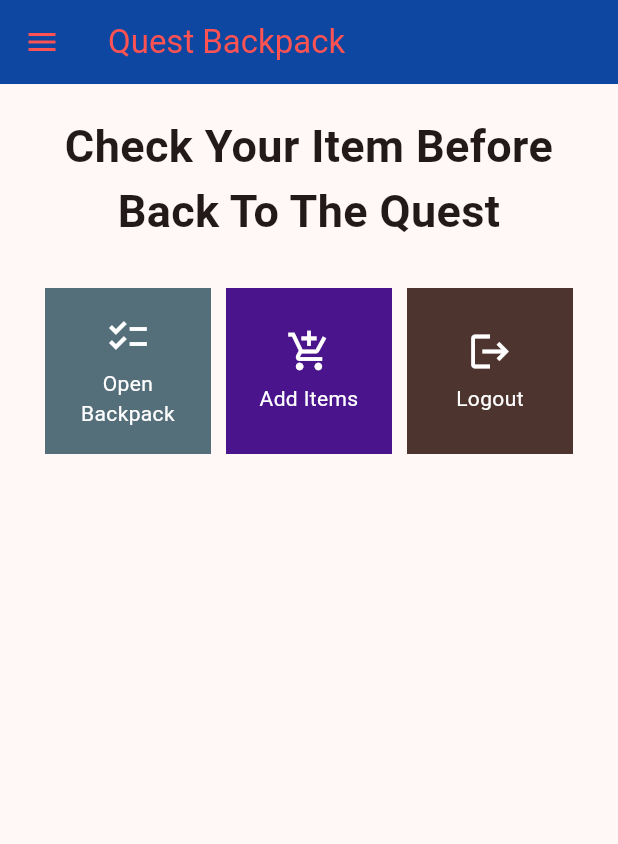
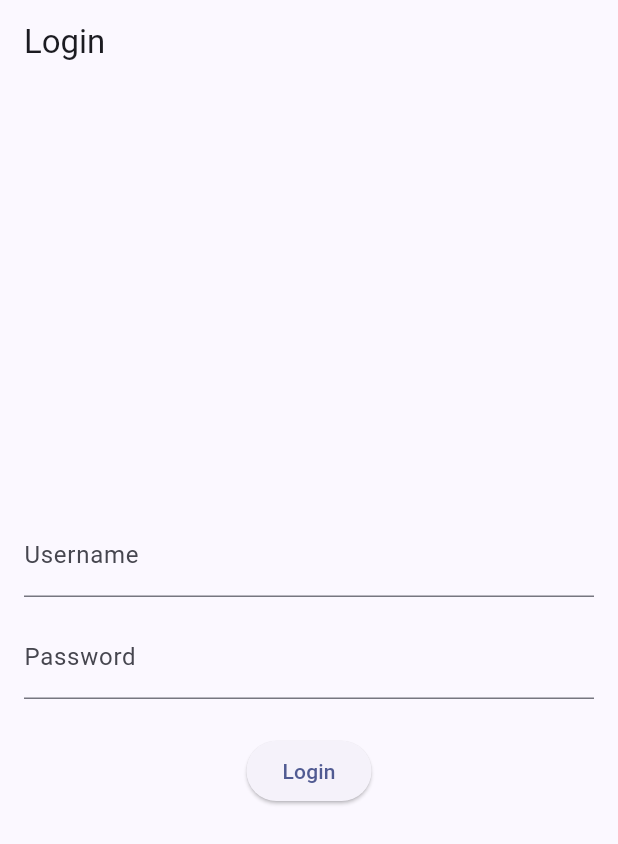
Before and after one commit to SHAniaGraciA/quest99_mobile, a Flutter app: the screen it shows after launch, on a phone screen of 412 x 824 dp. Shown: the top 844 px of the screen. Run offline on Flutter 3.47's test engine with Material 2 defaults, Android fonts, the light colour scheme and no system bars; missing offline and left inert: pbp_django_auth.

Commit message:
Tugas 9 :Selesai

```diff
--- a/lib/main.dart
+++ b/lib/main.dart
@@ -1,38 +1,31 @@
+import 'package:quest99/screens/login.dart';
 import 'package:flutter/material.dart';
-import 'package:quest99/screens/menu.dart';
+import  'package:quest99/screens/menu.dart';
+import 'package:pbp_django_auth/pbp_django_auth.dart';
+import 'package:provider/provider.dart';
 
 void main() {
   runApp(const MyApp());
 }
 
 class MyApp extends StatelessWidget {
-  const MyApp({super.key});
+  const MyApp({Key? key}) : super(key: key);
 
-  // This widget is the root of your application.
   @override
   Widget build(BuildContext context) {
-    return MaterialApp(
-      title: 'Quest 99',
-      theme: ThemeData(
-        // This is the theme of your application.
-        //
-        // TRY THIS: Try running your application with "flutter run". You'll see
-        // the application has a blue toolbar. Then, without quitting the app,
-        // try changing the seedColor in the colorScheme below to Colors.green
-        // and then invoke "hot reload" (save your changes or press the "hot
-        // reload" button in a Flutter-supported IDE, or press "r" if you used
-        // the command line to start the app).
-        //
-        // Notice that the counter didn't reset back to zero; the application
-        // state is not lost during the reload. To reset the state, use hot
-        // restart instead.
-        //
-        // This works for code too, not just values: Most code changes can be
-        // tested with just a hot reload.
-        colorScheme: ColorScheme.fromSeed(seedColor: Colors.redAccent.shade700),
-        useMaterial3: true,
-      ),
-      home: MyHomePage(),
+    return Provider(
+        create: (_) {
+          CookieRequest request = CookieRequest();
+          return request;
+        },
+        child: MaterialApp(
+          title: 'Quest 99',
+          theme: ThemeData(
+            colorScheme: ColorScheme.fromSeed(seedColor: Colors.indigo),
+            useMaterial3: true,
+          ),
+          home: LoginPage(),
+        )
     );
   }
 }
--- /dev/null
+++ b/lib/screens/login.dart
@@ -0,0 +1,114 @@
+import 'package:quest99/screens/menu.dart';
+import 'package:flutter/material.dart';
+import 'package:pbp_django_auth/pbp_django_auth.dart';
+import 'package:provider/provider.dart';
+
+void main() {
+  runApp(const LoginApp());
+}
+
+class LoginApp extends StatelessWidget {
+  const LoginApp({super.key});
+
+  @override
+  Widget build(BuildContext context) {
+    return MaterialApp(
+      title: 'Login',
+      theme: ThemeData(
+        primarySwatch: Colors.blue,
+      ),
+      home: const LoginPage(),
+    );
+  }
+}
+
+class LoginPage extends StatefulWidget {
+  const LoginPage({super.key});
+
+  @override
+  _LoginPageState createState() => _LoginPageState();
+}
+
+class _LoginPageState extends State<LoginPage> {
+  final TextEditingController _usernameController = TextEditingController();
+  final TextEditingController _passwordController = TextEditingController();
+
+  @override
+  Widget build(BuildContext context) {
+    final request = context.watch<CookieRequest>();
+    return Scaffold(
+      appBar: AppBar(
+        title: const Text('Login'),
+      ),
+      body: Container(
+        padding: const EdgeInsets.all(16.0),
+        child: Column(
+          mainAxisAlignment: MainAxisAlignment.center,
+          children: [
+            TextField(
+              controller: _usernameController,
+              decoration: const InputDecoration(
+                labelText: 'Username',
+              ),
+            ),
+            const SizedBox(height: 12.0),
+            TextField(
+              controller: _passwordController,
+              decoration: const InputDecoration(
+                labelText: 'Password',
+              ),
+              obscureText: true,
+            ),
+            const SizedBox(height: 24.0),
+            ElevatedButton(
+              onPressed: () async {
+                String username = _usernameController.text;
+                String password = _passwordController.text;
+
+                // Cek kredensial
+                // TODO: Ganti URL dan jangan lupa tambahkan trailing slash (/) di akhir URL!
+                // Untuk menyambungkan Android emulator dengan Django pada localhost,
+                // gunakan URL http://10.0.2.2/
+                final response = await request.login("https://natanael-bonaparte-tugas.pbp.cs.ui.ac.id///auth/login/", {
+                  'username': username,
+                  'password': password,
+                });
+
+                if (request.loggedIn) {
+                  String message = response['message'];
+                  String uname = response['username'];
+                  Navigator.pushReplacement(
+                    context,
+                    MaterialPageRoute(builder: (context) => MyHomePage()),
+                  );
+                  ScaffoldMessenger.of(context)
+                    ..hideCurrentSnackBar()
+                    ..showSnackBar(
+                        SnackBar(content: Text("$message Selamat datang, $uname.")));
+                } else {
+                  showDialog(
+                    context: context,
+                    builder: (context) => AlertDialog(
+                      title: const Text('Login Gagal'),
+                      content:
+                      Text(response['message']),
+                      actions: [
+                        TextButton(
+                          child: const Text('OK'),
+                          onPressed: () {
+                            Navigator.pop(context);
+                          },
+                        ),
+                      ],
+                    ),
+                  );
+                }
+              },
+              child: const Text('Login'),
+            ),
+          ],
+        ),
+      ),
+    );
+  }
+}
--- a/lib/screens/menu.dart
+++ b/lib/screens/menu.dart
@@ -1,14 +1,14 @@
 import 'package:quest99/widgets/left_drawer.dart';
-import 'package:quest99/widgets/menu_card.dart';
+import 'package:quest99/widgets/item_card.dart';
 import 'package:flutter/material.dart';
 
 class MyHomePage extends StatelessWidget {
   MyHomePage({Key? key}) : super(key: key);
 
-  final List<ShopItem> items = [
-    ShopItem("Open Backpack", Icons.checklist, Colors.blueGrey.shade600),
-    ShopItem("Add Items", Icons.add_shopping_cart, Colors.purple.shade900),
-    ShopItem("Logout", Icons.logout, Colors.brown.shade800),
+  final List<Quest> items = [
+    Quest("Open Backpack", Icons.checklist, Colors.blueGrey.shade600),
+    Quest("Add Items", Icons.add_shopping_cart, Colors.purple.shade900),
+    Quest("Logout", Icons.logout, Colors.brown.shade800),
   ];
 
   @override
@@ -51,9 +51,9 @@
                 mainAxisSpacing: 10,
                 crossAxisCount: 3,
                 shrinkWrap: true,
-                children: items.map((ShopItem item) {
+                children: items.map((Quest item) {
                   // Iterasi untuk setiap item
-                  return MenuCard(item);
+                  return QuestCard(item);
                 }).toList(),
               ),
             ],
--- a/lib/widgets/menu_card.dart
+++ /dev/null
@@ -1,90 +0,0 @@
-import 'package:flutter/material.dart';
-import 'package:quest99/screens/item_form.dart';
-import 'package:quest99/screens/item_list.dart';
-
-class ShopItem {
-  final String name;
-  final IconData icon;
-  final Color color;
-
-  ShopItem(this.name, this.icon, this.color);
-}
-
-class Item {
-  final String name;
-  final String description;
-  final String category;
-  final int amount;
-
-
-  Item({
-    required this.name,
-    required this.description,
-    required this.category,
-    required this.amount,
-  });
-}
-
-class MenuCard extends StatelessWidget {
-  final ShopItem item;
-
-  const MenuCard(this.item, {super.key}); // Constructor
-
-  @override
-  Widget build(BuildContext context) {
-    return Material(
-      color: item.color,
-      child: InkWell(
-        // Area responsive terhadap sentuhan
-        onTap: () {
-          // Memunculkan SnackBar ketika diklik
-          ScaffoldMessenger.of(context)
-            ..hideCurrentSnackBar()
-            ..showSnackBar(SnackBar(
-                content: Text("Kamu telah menekan tombol ${item.name}!")));
-
-          if (item.name == "Open Backpack") {
-            Navigator.push(
-                context,
-                MaterialPageRoute(
-                  builder: (context) => const ItemsPage(),
-                ));
-          }
-
-          // Navigate ke route yang sesuai (tergantung jenis tombol)
-          if (item.name == "Add Items") {
-            // Melakukan navigasi ke MaterialPageRoute yang mencakup ShopFormPage.
-            Navigator.push(
-              context,
-              MaterialPageRoute(
-                builder: (context) => const ItemFormPage(),
-              ),
-            );
-          }
-        },
-        child: Container(
-          // Container untuk menyimpan Icon dan Text
-          padding: const EdgeInsets.all(8),
-          child: Center(
-            child: Column(
-              mainAxisAlignment: MainAxisAlignment.center,
-              children: [
-                Icon(
-                  item.icon,
-                  color: Colors.white,
-                  size: 30.0,
-                ),
-                const Padding(padding: EdgeInsets.all(3)),
-                Text(
-                  item.name,
-                  textAlign: TextAlign.center,
-                  style: const TextStyle(color: Colors.white),
-                ),
-              ],
-            ),
-          ),
-        ),
-      ),
-    );
-  }
-}
--- a/pubspec.yaml
+++ b/pubspec.yaml
@@ -35,6 +35,9 @@
   # The following adds the Cupertino Icons font to your application.
   # Use with the CupertinoIcons class for iOS style icons.
   cupertino_icons: ^1.0.2
+  provider: ^6.1.1
+  pbp_django_auth: ^0.4.0
+  http: ^1.1.0
 
 dev_dependencies:
   flutter_test:
```
Also changed, not shown: lib/models/item.dart (added, +68 -0 lines), lib/screens/item_form.dart (+61 -79 lines), lib/screens/item_list.dart (+69 -66 lines), lib/widgets/item_card.dart (added, +111 -0 lines), lib/widgets/left_drawer.dart (+9 -14 lines), pubspec.lock, 3 other files.
